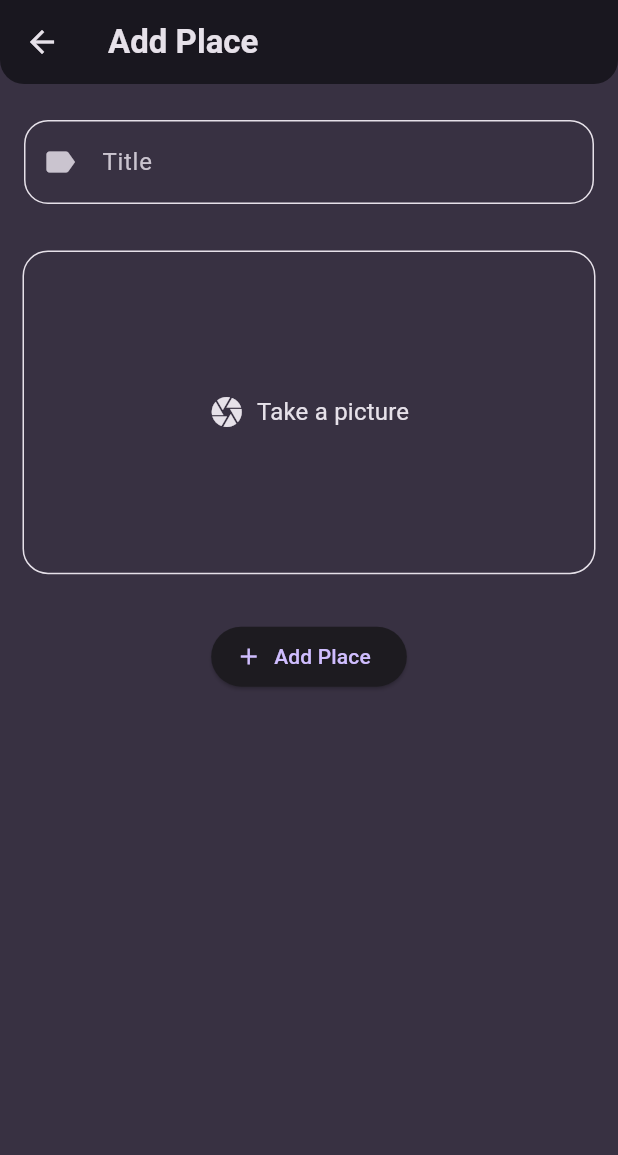
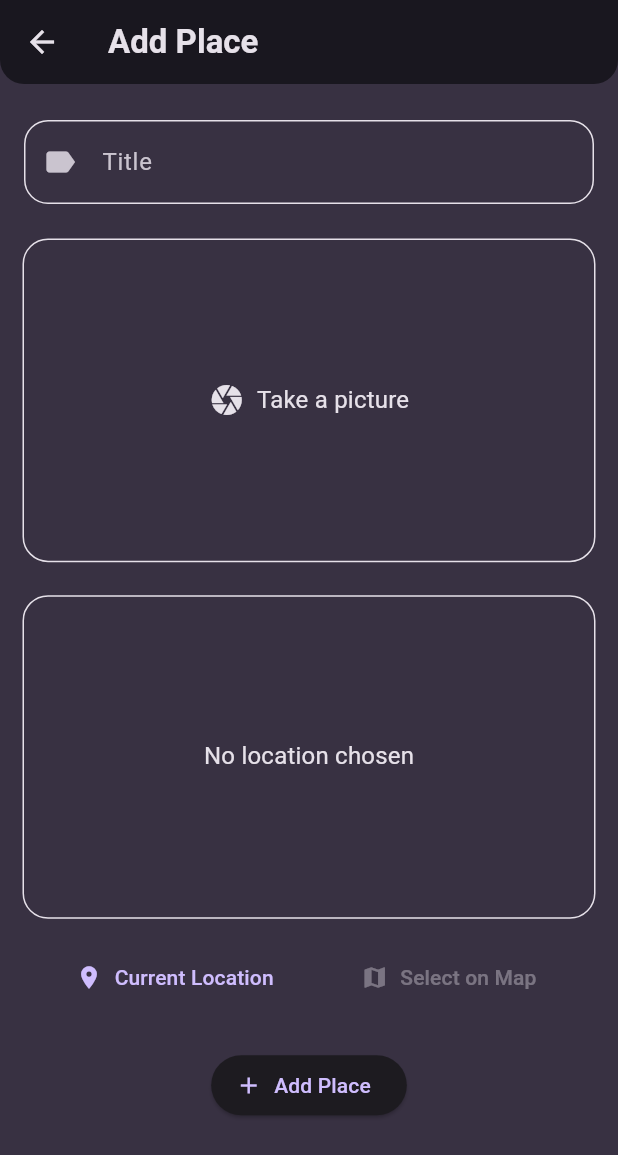
Before and after one commit to Satin3737/flutter_favorite_places_app, a Flutter app: the AddPlaceScreen screen opened directly, on a phone screen of 412 x 824 dp. Shown: the top 1155 px of the screen. Run offline on Flutter 3.47's test engine with Material 3 defaults, Android fonts, the phone set to English and light mode, and no system bars; our stand-ins replace flutter_riverpod, google_fonts, image_picker, location.

Commit message:
Added functionality for getting current place location

```diff
--- a/lib/models/place.dart
+++ b/lib/models/place.dart
@@ -2,12 +2,19 @@ import 'dart:io';
 
 import 'package:uuid/uuid.dart';
 
+import 'place_location.dart';
+
 const uuid = Uuid();
 
 class Place {
-  Place({required this.title, required this.image}) : id = uuid.v4();
+  Place({
+    required this.title,
+    required this.image,
+    required this.location,
+  }) : id = uuid.v4();
 
   final String id;
   final String title;
   final File image;
+  final PlaceLocation location;
 }
--- /dev/null
+++ b/lib/models/place_location.dart
@@ -0,0 +1,11 @@
+class PlaceLocation {
+  PlaceLocation({
+    required this.latitude,
+    required this.longitude,
+    required this.address,
+  });
+
+  final double latitude;
+  final double longitude;
+  final String address;
+}
--- a/lib/screens/add_place_screen.dart
+++ b/lib/screens/add_place_screen.dart
@@ -2,8 +2,10 @@ import 'dart:io';
 
 import 'package:flutter/material.dart';
 import 'package:flutter_favorite_places_app/models/place.dart';
+import 'package:flutter_favorite_places_app/models/place_location.dart';
 import 'package:flutter_favorite_places_app/providers/places_provider.dart';
 import 'package:flutter_favorite_places_app/widgets/image_input.dart';
+import 'package:flutter_favorite_places_app/widgets/location_input.dart';
 import 'package:flutter_riverpod/flutter_riverpod.dart';
 
 class AddPlaceScreen extends ConsumerStatefulWidget {
@@ -17,15 +19,19 @@ class _AddPlaceScreenState extends ConsumerState<AddPlaceScreen> {
   final _formKey = GlobalKey<FormState>();
   String _title = '';
   File? _image;
+  PlaceLocation? _location;
 
   void _saveForm() {
-    if (_formKey.currentState!.validate() && _image != null) {
+    if (_formKey.currentState!.validate() &&
+        _image != null &&
+        _location != null) {
       _formKey.currentState!.save();
 
       ref.read(placesProvider.notifier).addPlace(
             Place(
               title: _title,
               image: _image!,
+              location: _location!,
             ),
           );
 
@@ -34,6 +40,7 @@ class _AddPlaceScreenState extends ConsumerState<AddPlaceScreen> {
   }
 
   void _selectImage(File image) => _image = image;
+  void _selectLocation(PlaceLocation location) => _location = location;
 
   @override
   Widget build(BuildContext context) {
@@ -49,7 +56,7 @@ class _AddPlaceScreenState extends ConsumerState<AddPlaceScreen> {
         child: Form(
           key: _formKey,
           child: Column(
-            spacing: 32,
+            spacing: 24,
             children: [
               TextFormField(
                 style: TextStyle(color: cScheme.onSurface),
@@ -76,6 +83,7 @@ class _AddPlaceScreenState extends ConsumerState<AddPlaceScreen> {
                 onSaved: (value) => _title = value!,
               ),
               ImageInput(onSelectImage: _selectImage),
+              LocationInput(onSelectLocation: _selectLocation),
               ElevatedButton.icon(
                 icon: Icon(Icons.add),
                 label: Text('Add Place'),
--- a/lib/widgets/image_input.dart
+++ b/lib/widgets/image_input.dart
@@ -84,8 +84,6 @@ class _ImageInputState extends State<ImageInput> {
       child: AspectRatio(
         aspectRatio: 16 / 9,
         child: Container(
-          width: double.infinity,
-          height: 250,
           alignment: Alignment.center,
           clipBehavior: Clip.antiAlias,
           decoration: BoxDecoration(
--- /dev/null
+++ b/lib/widgets/location_input.dart
@@ -0,0 +1,133 @@
+import 'dart:convert';
+
+import 'package:flutter/material.dart';
+import 'package:flutter_favorite_places_app/models/place_location.dart';
+import 'package:http/http.dart' as http;
+import 'package:location/location.dart';
+
+const googleMapsApiKey = 'key';
+
+class LocationInput extends StatefulWidget {
+  const LocationInput({super.key, required this.onSelectLocation});
+
+  final void Function(PlaceLocation location) onSelectLocation;
+
+  @override
+  State<LocationInput> createState() => _LocationInputState();
+}
+
+class _LocationInputState extends State<LocationInput> {
+  PlaceLocation? _placeLocation;
+  bool _isGettingLocation = false;
+
+  void _getCurrentLocation() async {
+    Location location = Location();
+    bool serviceEnabled;
+    PermissionStatus permissionGranted;
+
+    serviceEnabled = await location.serviceEnabled();
+
+    if (!serviceEnabled) {
+      serviceEnabled = await location.requestService();
+
+      if (!serviceEnabled) {
+        return;
+      }
+    }
+
+    permissionGranted = await location.hasPermission();
+
+    if (permissionGranted == PermissionStatus.denied) {
+      permissionGranted = await location.requestPermission();
+
+      if (permissionGranted != PermissionStatus.granted) {
+        return;
+      }
+    }
+
+    setState(() => _isGettingLocation = true);
+    final locationData = await location.getLocation();
+    final latitude = locationData.latitude;
+    final longitude = locationData.longitude;
+
+    if (latitude == null || longitude == null) {
+      setState(() => _isGettingLocation = false);
+      return;
+    }
+
+    final url = Uri.parse(
+        'https://maps.googleapis.com/maps/api/geocode/json?latlng=$latitude,$longitude&key=$googleMapsApiKey');
+
+    final response = await http.get(url);
+    final resData = jsonDecode(response.body);
+    final address = resData['results'][0]['formatted_address'];
+
+    _placeLocation = PlaceLocation(
+      latitude: latitude,
+      longitude: longitude,
+      address: address,
+    );
+
+    widget.onSelectLocation(_placeLocation!);
+
+    setState(() => _isGettingLocation = false);
+  }
+
+  @override
+  Widget build(BuildContext context) {
+    final theme = Theme.of(context);
+
+    Widget previewContent = Text(
+      'No location chosen',
+      style: theme.textTheme.titleMedium!.copyWith(
+        fontSize: 16,
+        fontWeight: FontWeight.normal,
+        color: theme.colorScheme.onSurface,
+      ),
+    );
+
+    if (_isGettingLocation) {
+      previewContent = const Center(
+        child: CircularProgressIndicator(),
+      );
+    }
+
+    return Column(
+      spacing: 16,
+      children: [
+        AspectRatio(
+          aspectRatio: 16 / 9,
+          child: Container(
+            alignment: Alignment.center,
+            clipBehavior: Clip.antiAlias,
+            decoration: BoxDecoration(
+              border: Border.all(
+                width: 1,
+                color: Theme.of(context).colorScheme.onSurface,
+                strokeAlign: BorderSide.strokeAlignOutside,
+              ),
+              borderRadius: BorderRadius.circular(16),
+            ),
+            child: previewContent,
+          ),
+        ),
+        Row(
+          mainAxisAlignment: MainAxisAlignment.spaceEvenly,
+          spacing: 8,
+          children: [
+            TextButton.icon(
+              icon: const Icon(Icons.location_on),
+              label: const Text('Current Location'),
+              onPressed: _isGettingLocation ? null : _getCurrentLocation,
+            ),
+            TextButton.icon(
+              icon: const Icon(Icons.map),
+              label: const Text('Select on Map'),
+              onPressed: null,
+            ),
+          ],
+        ),
+      ],
+    );
+  }
+}
--- a/pubspec.yaml
+++ b/pubspec.yaml
@@ -39,6 +39,8 @@ dependencies:
   riverpod_annotation: ^2.6.1
   uuid: ^4.5.1
   image_picker: ^1.1.2
+  location: ^8.0.0
+  http: ^1.3.0
 
 dev_dependencies:
   flutter_test:
```
Also changed, not shown: pubspec.lock, 1 other file.
